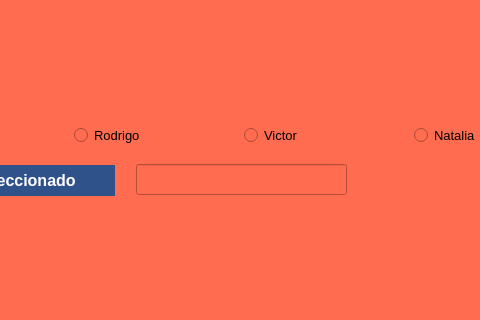
Before: the Qt Designer form Unidad 2/P13_SeleccionEquipo.ui in cisgarnat/PIP-2024-01, drawn with Qt 5; both pictures show x 156 to 636 and y 125 to 445 of the 755 by 445 pixel window.
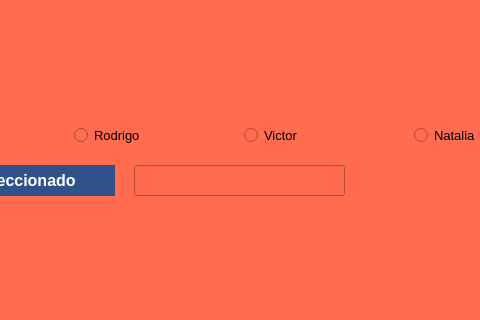
After: the same form once the commit is applied. Icons and pictures are not drawn.

```diff
--- a/Unidad 2/P13_SeleccionEquipo.ui
+++ b/Unidad 2/P13_SeleccionEquipo.ui
@@ -260,8 +260,8 @@
    <widget class="QLineEdit" name="lineEdit">
     <property name="geometry">
      <rect>
-      <x>292</x>
-      <y>289</y>
+      <x>290</x>
+      <y>290</y>
       <width>211</width>
       <height>31</height>
      </rect>
```
